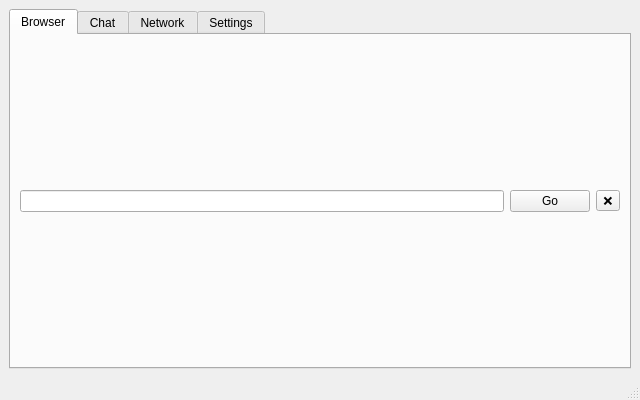
Qt form ui.ui (pyfuhr/i2p) before a commit.
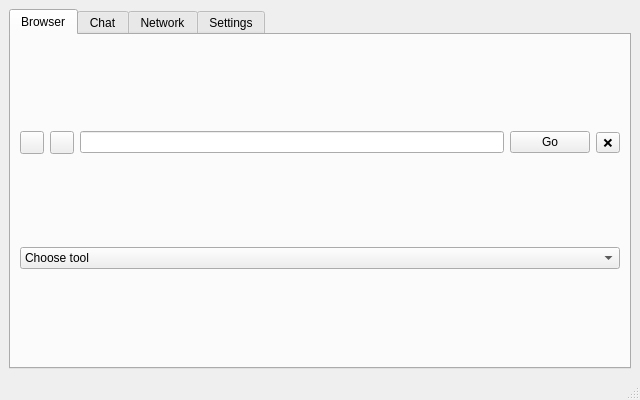
The same form after that commit. The open tabs and pages were chosen to show the change. Icons and pictures are not drawn.

Commit message: It's worked :)))

Diff of the .ui file:
```diff
--- a/ui.ui
+++ b/ui.ui
@@ -34,6 +34,34 @@
            <layout class="QGridLayout" name="gridLayout">
             <item row="0" column="0">
              <layout class="QHBoxLayout" name="horizontalLayout_2">
+              <item>
+               <widget class="QToolButton" name="redo">
+                <property name="text">
+                 <string/>
+                </property>
+                <property name="icon">
+                 <iconset>
+                  <normaloff>redo.png</normaloff>redo.png</iconset>
+                </property>
+               </widget>
+              </item>
+              <item>
+               <widget class="QToolButton" name="reload">
+                <property name="text">
+                 <string/>
+                </property>
+                <property name="icon">
+                 <iconset>
+                  <normaloff>reload.png</normaloff>reload.png</iconset>
+                </property>
+                <property name="iconSize">
+                 <size>
+                  <width>16</width>
+                  <height>16</height>
+                 </size>
+                </property>
+               </widget>
+              </item>
               <item>
                <widget class="QLineEdit" name="eBroURL"/>
               </item>
@@ -55,6 +83,20 @@
             </item>
            </layout>
           </item>
+          <item row="1" column="0">
+           <widget class="QComboBox" name="tools">
+            <item>
+             <property name="text">
+              <string>Choose tool</string>
+             </property>
+            </item>
+            <item>
+             <property name="text">
+              <string>Donwload as PDF</string>
+             </property>
+            </item>
+           </widget>
+          </item>
          </layout>
         </widget>
         <widget class="QWidget" name="chat">
```
Left out of the diff: 5 changed lines with no effect on the pictures. The commit also changes 2 other files.
